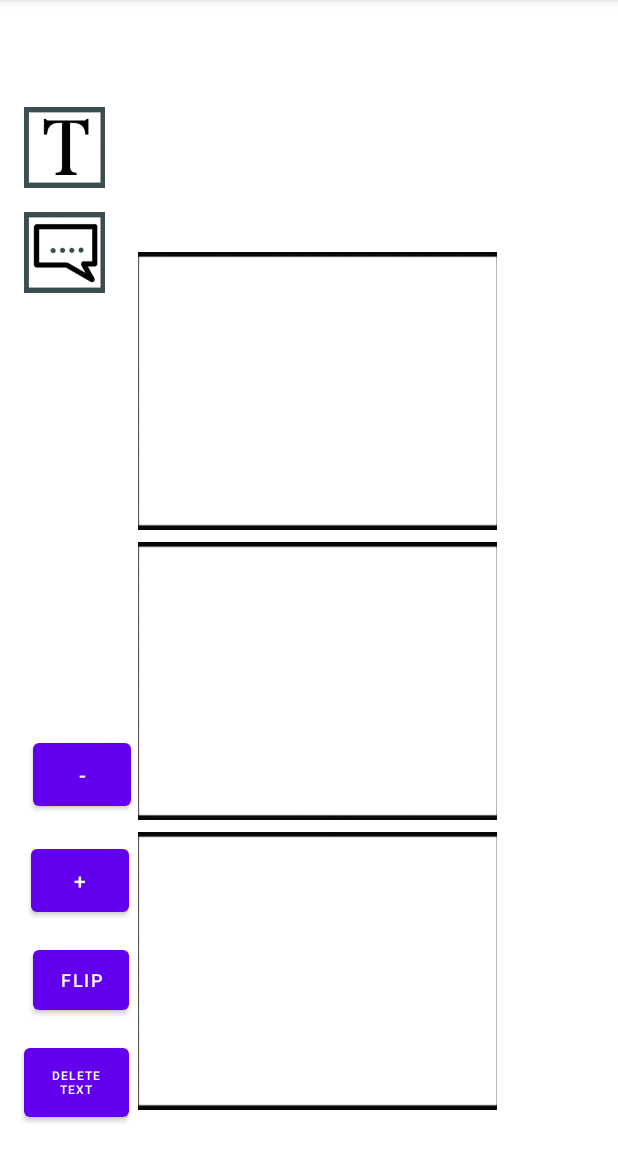
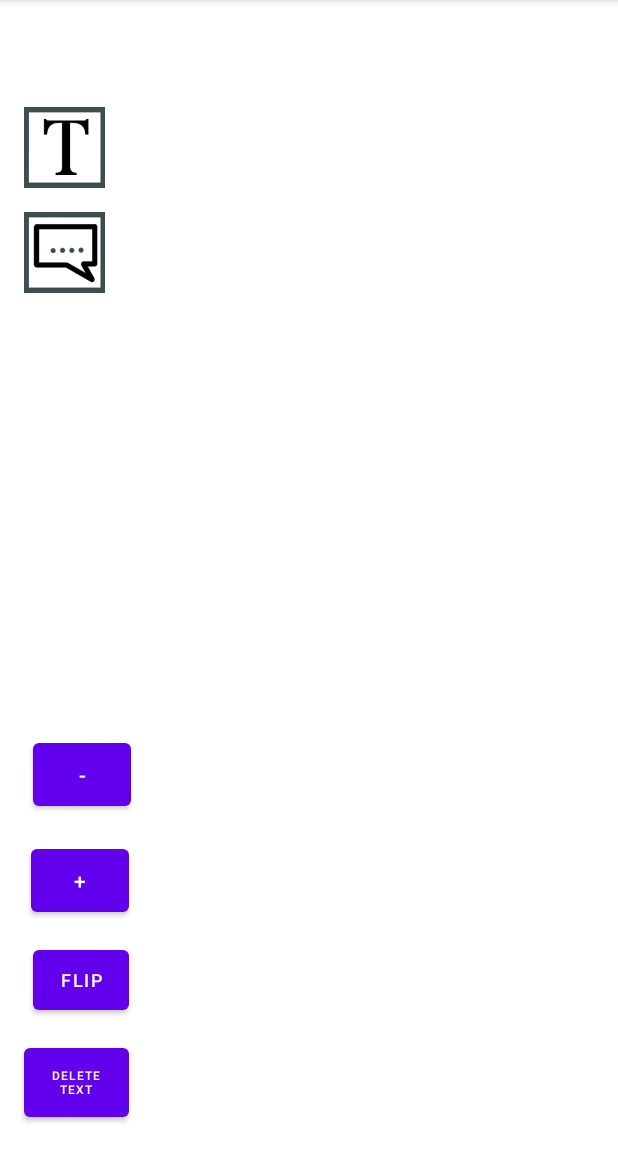
Before and after one commit to stevoh30/ComicStrip_Application, an Android app: the Activity_Template3 screen opened directly, with no data from a screen before it, on a phone screen of 412 x 824 dp, the part 84-1236 px from its top. Run offline under Robolectric (Android 15) with nearby library versions, the phone set to English and light mode, and no system bars.

Commit message:
just tested the layout. all interact well with the current layout
the only that need to working on is i applied the code to the activity3 but it crashed whenever i make the function like create text or bubble. i will try to fix it tomorrow

```diff
--- a/app/src/main/java/com/example/comicstrip_application/Activity_Template3.java
+++ b/app/src/main/java/com/example/comicstrip_application/Activity_Template3.java
@@ -1,13 +1,244 @@
 package com.example.comicstrip_application;
 
+import androidx.annotation.NonNull;
+import androidx.annotation.Nullable;
+import androidx.appcompat.app.AlertDialog;
 import androidx.appcompat.app.AppCompatActivity;
+import androidx.constraintlayout.widget.ConstraintLayout;
+import androidx.core.app.ActivityCompat;
+import androidx.core.content.ContextCompat;
+
+import android.Manifest;
+import android.content.Context;
+import android.content.DialogInterface;
+import android.content.Intent;
+import android.content.pm.PackageManager;
+import android.graphics.Bitmap;
+import android.graphics.Color;
+import android.graphics.Matrix;
+import android.graphics.drawable.BitmapDrawable;
+import android.net.Uri;
 import android.os.Bundle;
+import android.provider.MediaStore;
+import android.text.InputType;
+import android.view.Gravity;
+import android.view.View;
+import android.widget.Button;
+import android.widget.EditText;
+import android.widget.ImageView;
+import android.widget.TextView;
+import android.widget.Toast;
 
 public class Activity_Template3 extends AppCompatActivity {
+    //Declare variables
+    private ImageView imageView1, imageView2, imageView3,
+            imageViewCreateText, imageViewCreateBubble;
+    private Button btnFlip, btnDeleteTxt, btnMaximize, btnMinimize;
+    byte imageViewSelector = 0;
+    private Context context;
+    private String m_Text = "";
+    private Boolean delete = false;
+    private Boolean flip = false;
+    private Boolean maximize = false;
+    private Boolean minimize = false;
+
+    Float scalingFactor = 0.75f; // scale down variable
+
+
+    // Request code gallery
+
+
+    private TextView tv;
+    int image_ID = 0;
+    int tv_ID = 1000;
+
 
     @Override
     protected void onCreate(Bundle savedInstanceState) {
         super.onCreate(savedInstanceState);
         setContentView(R.layout.activity__template3);
+        //Initialize variables
+        imageViewCreateText = findViewById(R.id.imgCreateText);
+        imageViewCreateBubble = findViewById(R.id.imgCreateBubble);
+        btnDeleteTxt = findViewById(R.id.btnDelete);
+        btnFlip = findViewById(R.id.btnFlipImage);
+        btnMaximize = findViewById(R.id.btnLarge);
+        btnMinimize = findViewById(R.id.btnMinimize);
+        ConstraintLayout layout = findViewById(R.id.myLayout);
+        context = this;
+
+
+        imageViewCreateText.setOnClickListener(new View.OnClickListener() {
+            @Override
+            public void onClick(View view) {
+
+                AlertDialog.Builder builder = new AlertDialog.Builder(context);
+                builder.setTitle("Insert your text here:");
+
+                // Set up the input
+                final EditText input = new EditText(context);
+                // Specify the type of input expected; this, for example, sets the input as a password, and will mask the text
+                input.setInputType(InputType.TYPE_CLASS_TEXT);
+                builder.setView(input);
+                // Set up the buttons
+                //builder.setOnItemSelectedListener()
+                builder.setPositiveButton("Ok", new DialogInterface.OnClickListener() {
+                    @Override
+                    public void onClick(DialogInterface dialog, int which) {
+
+                        //create textview object using input dialog value
+                        m_Text = input.getText().toString();
+                        tv = new TextView(Activity_Template3.this);
+                        tv.setId(--tv_ID);
+                        tv.setText(m_Text);
+                        tv.setTextSize(18);
+                        tv.setTextColor(Color.BLACK);
+                        tv.setClickable(true);
+                        tv.setPadding(20, 10, 0, 0);
+                        tv.setGravity(Gravity.CENTER);
+                        tv.setOnTouchListener(new MyTouchListener1());
+                        tv.setOnClickListener(new View.OnClickListener() {
+                            @Override
+                            public void onClick(View view) {
+                                if(delete == true){
+                                    layout.removeView(view);
+                                    delete = false;
+                                }
+                                if(maximize == true){
+                                    tv.setScaleX(tv.getScaleX()+.075f);
+                                    tv.setScaleY(tv.getScaleY()+.075f);
+                                }
+                                if(minimize == true){
+                                    tv.setScaleX(tv.getScaleX()-.075f);
+                                    tv.setScaleY(tv.getScaleY()-.075f);
+                                }
+                            }
+                        });
+
+                        layout.addView(tv);
+                    }
+                });
+                builder.setNegativeButton("Cancel", new DialogInterface.OnClickListener() {
+                    @Override
+                    public void onClick(DialogInterface dialog, int which) {
+                        dialog.cancel();
+                    }
+                });
+                builder.show();
+            }
+        });
+        // Creates dialogimage with click of button
+        imageViewCreateBubble.setOnClickListener(new View.OnClickListener() {
+            @Override
+            public void onClick(View view) {
+                ImageView image = new ImageView(getApplicationContext());
+                image.setImageResource(R.drawable.dialog_box2);
+                //increments id for every image created
+                image.setId(++image_ID);
+                image.setClickable(true);
+                //image.set
+                //adds ontouchlistener event for dragging object
+                image.setOnTouchListener(new MyTouchListener1());
+                /* add clickListener that allows object to be deleted */
+                image.setOnClickListener(new View.OnClickListener() {
+                    @Override
+                    public void onClick(View view) {
+                        if(delete == true){
+                            layout.removeView(view);
+                            delete = false;
+                        }
+                        //if btnFlip has been pressed, then flip image after click
+                        if(flip == true){
+                            image.setImageBitmap
+                                    (flipImage(((BitmapDrawable) image.getDrawable()).getBitmap()));
+                            flip = false;
+                        }
+                        if(maximize == true){
+                            image.setScaleX(image.getScaleX()+.075f);
+                            image.setScaleY(image.getScaleY()+.075f);
+                        }
+                        if(minimize == true){
+                            image.setScaleX(image.getScaleX()-.075f);
+                            image.setScaleY(image.getScaleY()-.075f);
+                        }
+                    }
+                });
+                layout.addView(image);
+            }
+        });
+        btnDeleteTxt.setOnClickListener(new View.OnClickListener() {
+            @Override
+            public void onClick(View v) {
+                //when clicked, user selects object which is removed from the layout
+                delete = true;
+            }
+        });
+        btnFlip.setOnClickListener(new View.OnClickListener() {
+            @Override
+            public void onClick(View view) {
+                flip = true;
+                ResetMaximimizeProperties();
+                ResetMinimizeProperties();
+
+            }
+        });
+        btnMaximize.setOnClickListener(new View.OnClickListener() {
+            @Override
+            public void onClick(View view) {
+                if(maximize == false){
+                    ResetMinimizeProperties();
+                    maximize = true;
+                    btnMaximize.setBackgroundColor(Color.RED);
+                }
+                else {
+                    ResetMaximimizeProperties();
+                }
+            }
+        });
+        btnMinimize.setOnClickListener(new View.OnClickListener() {
+            @Override
+            public void onClick(View view) {
+                if(minimize == false){
+                    //toggle maximize off
+                    //set maximize background color back to blue
+                    ResetMaximimizeProperties();
+                    //toggles minimize on and background color to red
+                    minimize = true;
+                    btnMinimize.setBackgroundColor(Color.RED);
+                }
+                else {
+                    ResetMinimizeProperties();
+                }
+            }
+        });
+
+
     }
+    // methods that reset the maximize and minimize properties and
+    // change button colors back to default
+    public void ResetMinimizeProperties(){
+        minimize = false;
+        btnMinimize.setBackgroundColor(Color.BLUE);
+    }
+    public void ResetMaximimizeProperties(){
+        maximize = false;
+        btnMaximize.setBackgroundColor(Color.BLUE);
+    }
+    // method that allows for imageviews to be flipped horizontally
+    private Bitmap flipImage(Bitmap image_bitmap) {
+
+        // create new matrix for transformation
+        Matrix matrix = new Matrix();
+        matrix.preScale(-1.0f, 1.0f);
+
+        Bitmap flipped_bitmap =
+                Bitmap.createBitmap
+                        (image_bitmap, 0, 0, image_bitmap.getWidth(), image_bitmap.getHeight(), matrix, true);
+
+        return flipped_bitmap;
+    }
+
+
+
+
 }
--- a/app/src/main/res/layout/activity__template3.xml
+++ b/app/src/main/res/layout/activity__template3.xml
@@ -11,4 +11,5 @@
         layout="@layout/layoutediter"
         android:layout_width="wrap_content"
         android:layout_height="wrap_content" />
+
   </androidx.constraintlayout.widget.ConstraintLayout>
--- a/app/src/main/res/layout/layoutediter.xml
+++ b/app/src/main/res/layout/layoutediter.xml
@@ -25,48 +25,6 @@
         app:layout_constraintTop_toBottomOf="@+id/imgCreateText"
         app:layout_constraintVertical_bias="0.0"
         app:srcCompat="@drawable/generatebubble_icon" />
-
-    <ImageView
-        android:id="@+id/imageViewPhoto3"
-        android:layout_width="239dp"
-        android:layout_height="185dp"
-        android:layout_marginBottom="28dp"
-        android:contentDescription="@string/todo"
-        android:scaleType="centerCrop"
-        app:layout_constraintBottom_toBottomOf="parent"
-        app:layout_constraintEnd_toEndOf="parent"
-        app:layout_constraintHorizontal_bias="0.534"
-        app:layout_constraintStart_toStartOf="parent"
-        app:srcCompat="@drawable/blank_image2" />
-
-    <ImageView
-        android:id="@+id/imageViewPhoto1"
-        android:layout_width="239dp"
-        android:layout_height="185dp"
-        android:layout_marginTop="80dp"
-        android:layout_marginBottom="8dp"
-        android:contentDescription="@string/todo"
-        android:scaleType="centerCrop"
-        app:layout_constraintBottom_toTopOf="@+id/imageViewPhoto2"
-        app:layout_constraintEnd_toEndOf="parent"
-        app:layout_constraintHorizontal_bias="0.534"
-        app:layout_constraintStart_toStartOf="parent"
-        app:layout_constraintTop_toTopOf="parent"
-        app:layout_constraintVertical_bias="1.0"
-        app:srcCompat="@drawable/blank_image2" />
-
-    <ImageView
-        android:id="@+id/imageViewPhoto2"
-        android:scaleType="centerCrop"
-        android:layout_width="239dp"
-        android:layout_height="185dp"
-        android:layout_marginBottom="8dp"
-        android:contentDescription="@string/todo"
-        app:layout_constraintBottom_toTopOf="@+id/imageViewPhoto3"
-        app:layout_constraintEnd_toEndOf="parent"
-        app:layout_constraintHorizontal_bias="0.534"
-        app:layout_constraintStart_toStartOf="parent"
-        app:srcCompat="@drawable/blank_image2" />
 
     <Button
         android:id="@+id/btnDelete"
```
